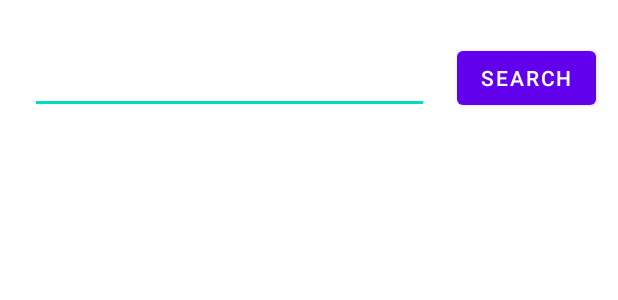
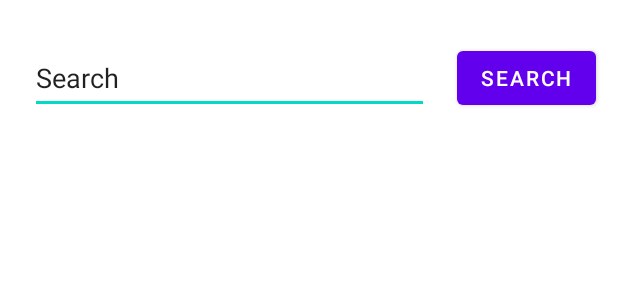
Before and after one commit to NickQin5517/CST_2335_Mobile_Final_Project, an Android app: the layout search_results_layout.xml on its own in the app's theme, with its tools: preview values and no code run, on a phone screen of 412 x 824 dp. Shown: the top 300 px of the screen. Run offline under Robolectric (Android 15) with nearby library versions, the phone set to English and light mode, and no system bars.

Commit message:
Commit owlbotdictionary for merge03.

```diff
--- a/app/src/main/res/values/strings.xml
+++ b/app/src/main/res/values/strings.xml
@@ -2,7 +2,7 @@
     <string name="app_name">CST_2335_Mobile_Final_Project</string>
 
 
-    <string name="searchbar" />
+    <string name="searchbar" >Search</string>
     <string name="wordnameview" />
     <string name="worddefinitionview" />
     <string name="pronunciationview" />
```
Also changed, not shown: 1 other file.
